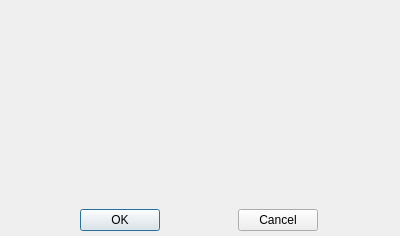
Above: widget/editor/qwmrecordsinglestepselector.ui from alleindrach/QWellMan before the change. Below: the same form after it.
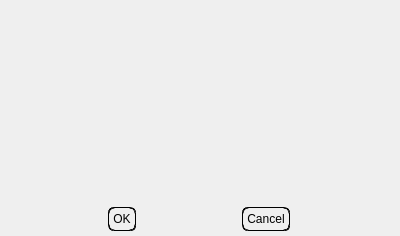
That is the form after the change.

Diff of the .ui file:
```diff
--- a/widget/editor/qwmrecordsinglestepselector.ui
+++ b/widget/editor/qwmrecordsinglestepselector.ui
@@ -83,7 +83,8 @@
            </sizepolicy>
           </property>
           <property name="styleSheet">
-           <string notr="true">color:black;</string>
+           <string notr="true">color:black;
+border:1px  groove  black;border-radius:6px;padding:4px 4px;</string>
           </property>
           <property name="text">
            <string>OK</string>
@@ -99,7 +100,8 @@
            </sizepolicy>
           </property>
           <property name="styleSheet">
-           <string notr="true">color:black;</string>
+           <string notr="true">color:black;
+border:1px  groove  black;border-radius:6px;padding:4px 4px;</string>
           </property>
           <property name="text">
            <string>Cancel</string>
```
